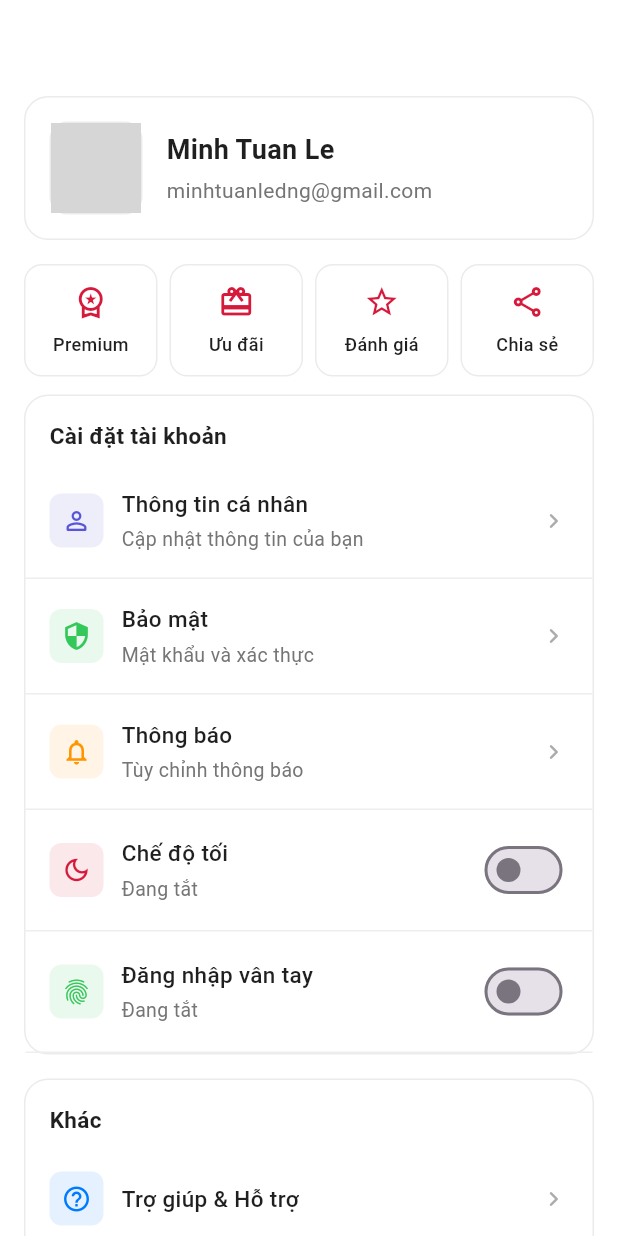
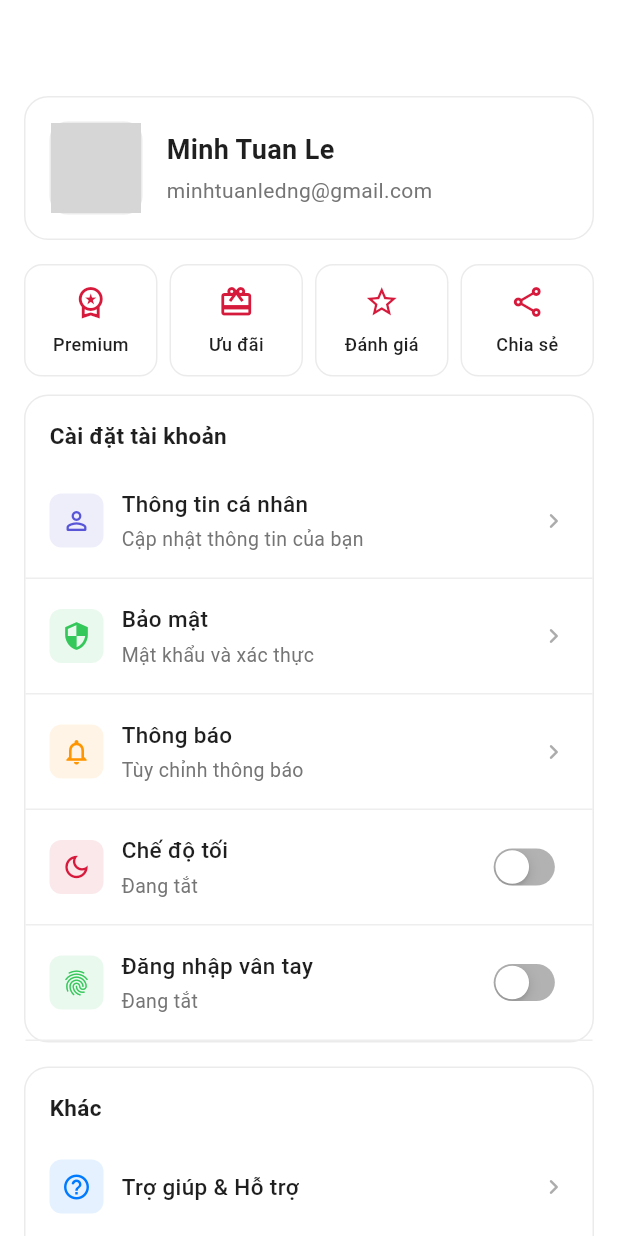
Before and after one commit to auroraphtgrp01/moble-uniko, a Flutter app: the ProfilePage screen opened directly, on a phone screen of 412 x 824 dp. Run offline on Flutter 3.47's test engine with Material 3 defaults, Android fonts, the light colour scheme and no system bars; our stand-ins replace local_auth, shared_preferences; accounts and stored records are empty; network calls fail; grey boxes are pictures that could not be loaded.

Commit message:
feat: change design toggle

```diff
--- a/lib/screens/Profile.dart
+++ b/lib/screens/Profile.dart
@@ -1,5 +1,6 @@
 import 'package:flutter/cupertino.dart';
 import 'package:flutter/material.dart';
+import 'package:uniko/screens/Login.dart';
 import '../config/theme.config.dart';
 import '../providers/theme_provider.dart';
 import 'package:local_auth/local_auth.dart';
@@ -152,15 +153,17 @@ class _ProfilePageState extends State<ProfilePage> {
                         _buildMenuItem(
                           icon: Icons.dark_mode_outlined,
                           title: 'Chế độ tối',
-                          subtitle: themeProvider.isDarkMode
-                              ? 'Đang bật'
-                              : 'Đang tắt',
+                          subtitle: themeProvider.isDarkMode ? 'Đang bật' : 'Đang tắt',
                           showArrow: false,
                           onTap: () => themeProvider.toggleTheme(),
-                          trailing: Switch(
+                          trailing: Transform.scale(
+                            scale: 0.8,
+                            child: CupertinoSwitch(
                               value: themeProvider.isDarkMode,
                               onChanged: (_) => themeProvider.toggleTheme(),
                               activeColor: AppTheme.primary,
+                              trackColor: AppTheme.borderColor.withOpacity(0.3),
+                            ),
                           ),
                         ),
                         _buildMenuItem(
@@ -170,10 +173,14 @@ class _ProfilePageState extends State<ProfilePage> {
                           subtitle: _isBiometricEnabled ? 'Đang bật' : 'Đang tắt',
                           showArrow: false,
                           onTap: _toggleBiometric,
-                          trailing: Switch(
+                          trailing: Transform.scale(
+                            scale: 0.8,
+                            child: CupertinoSwitch(
                               value: _isBiometricEnabled,
                               onChanged: (_) => _toggleBiometric(),
                               activeColor: AppTheme.primary,
+                              trackColor: AppTheme.borderColor.withOpacity(0.3),
+                            ),
                           ),
                         ),
                       ],
@@ -201,7 +208,22 @@ class _ProfilePageState extends State<ProfilePage> {
                           iconColor: AppTheme.error,
                           title: 'Đăng xuất',
                           showArrow: false,
-                          onTap: () => _showLogoutDialog(context),
+                          onTap: () async {
+                            // Clear preferences nếu cần
+                            final prefs = await SharedPreferences.getInstance();
+                            await prefs.clear();
+
+                            if (!mounted) return;
+
+                            // Chuyển về màn Login và xóa stack
+                            Navigator.pushAndRemoveUntil(
+                              context,
+                              MaterialPageRoute(
+                                builder: (context) => const LoginPage(),
+                              ),
+                              (route) => false,
+                            );
+                          },
                         ),
                       ],
                     ),
```
Lines whose indentation alone changed are shown as unchanged.
